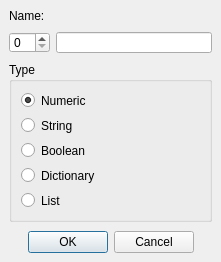
The window that QtnProperty/CustomPropertyOptionsDialog.ui (qtinuum/QtnProperty) describes before a commit, drawn with Qt 5.
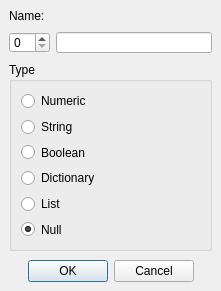
The same window after the commit.

Commit message: Null property type

```diff
--- a/QtnProperty/CustomPropertyOptionsDialog.ui
+++ b/QtnProperty/CustomPropertyOptionsDialog.ui
@@ -10,7 +10,7 @@
     <x>0</x>
     <y>0</y>
     <width>221</width>
-    <height>262</height>
+    <height>291</height>
    </rect>
   </property>
   <property name="sizePolicy">
@@ -111,7 +111,7 @@
          <string>Numeric</string>
         </property>
         <property name="checked">
-         <bool>true</bool>
+         <bool>false</bool>
         </property>
        </widget>
       </item>
@@ -146,6 +146,16 @@
         </property>
        </widget>
       </item>
+      <item>
+       <widget class="QRadioButton" name="rbNull">
+        <property name="text">
+         <string>Null</string>
+        </property>
+        <property name="checked">
+         <bool>true</bool>
+        </property>
+       </widget>
+      </item>
      </layout>
     </widget>
    </item>
```
The commit also changes 3 other files.
